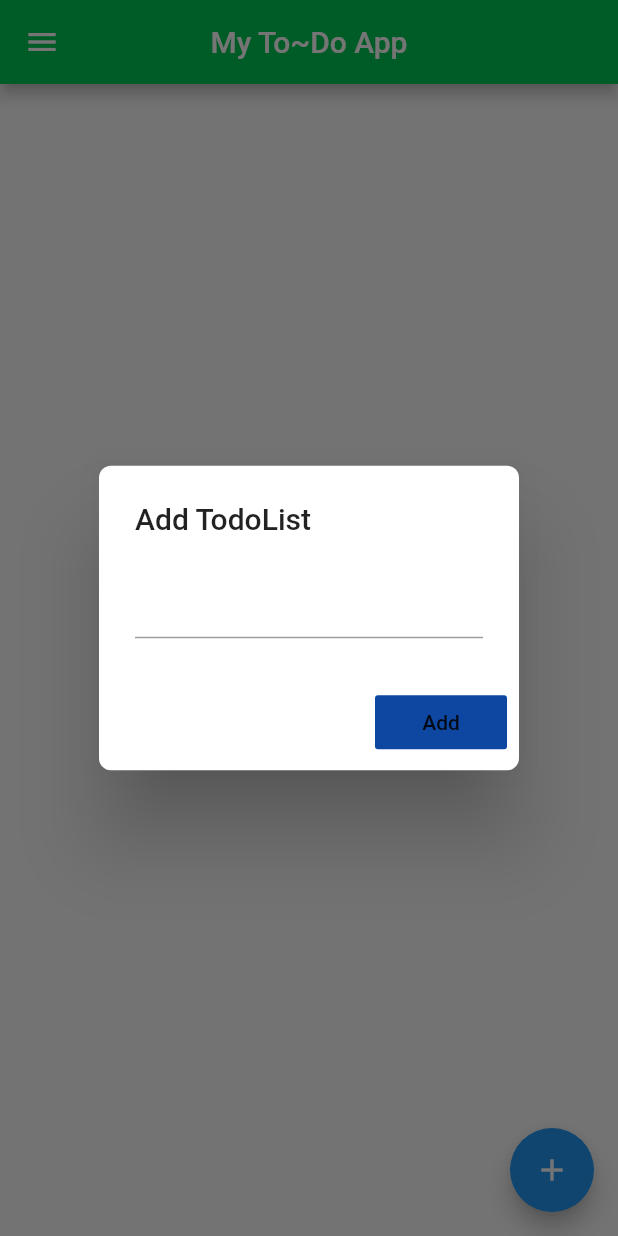
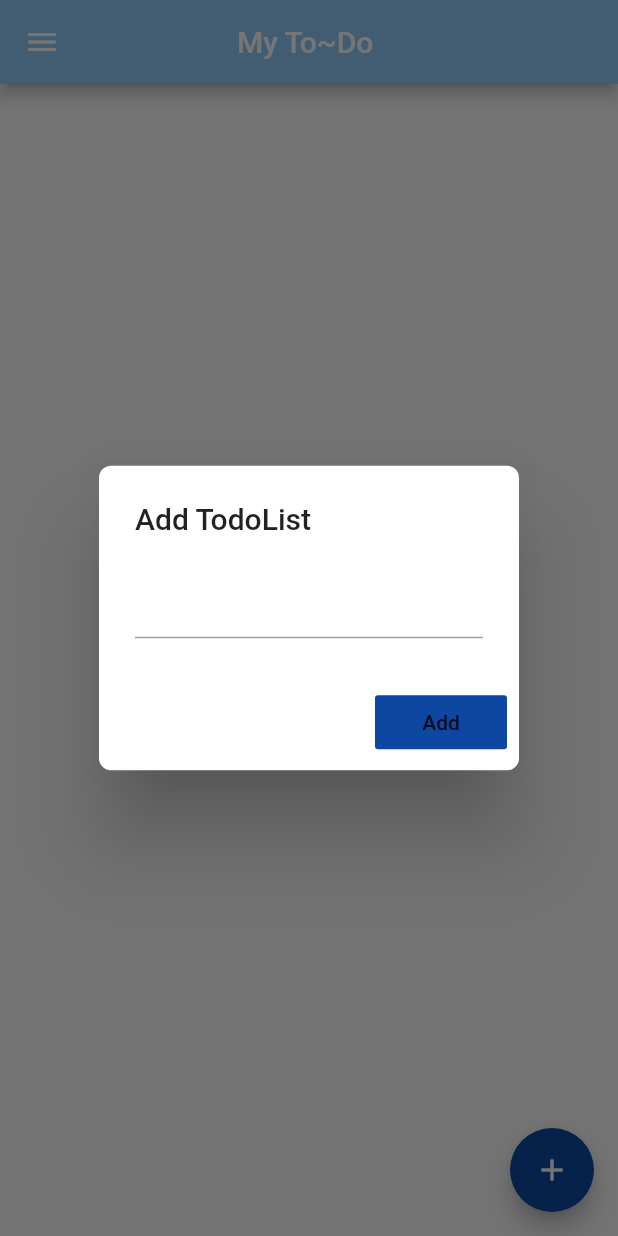
Before and after one commit to Sithija97/MERN--To-Do, a Flutter app: the Dash screen opened directly, after a tap on the "add" icon, on a phone screen of 412 x 824 dp. Run offline on Flutter 3.47's test engine with Material 2 defaults, Android fonts, the light colour scheme and no system bars; our stand-ins replace cloud_firestore; missing offline and left inert: flutter_progress_button; accounts and stored records are empty.

Commit message:
modified UI

```diff
--- a/lib/Dash.dart
+++ b/lib/Dash.dart
@@ -32,12 +32,14 @@ class _HomeState extends State<Dash> {
   Widget build(BuildContext context) {
     return Scaffold(
       appBar: AppBar(
-        leading: IconButton(icon: Icon(Icons.menu), onPressed: () {}),//drawerIcon
-        title: Text('My To~Do App'),
+        leading:
+            IconButton(icon: Icon(Icons.menu), onPressed: () {}), //drawerIcon
+        title: Text('My To~Do '),
         centerTitle: true,
-        backgroundColor: Colors.greenAccent[700],
+        backgroundColor: Colors.blue[200],
       ),
       floatingActionButton: FloatingActionButton(
+        backgroundColor: Colors.blue[900],
         onPressed: () {
           showDialog(
             context: context,
@@ -56,7 +58,7 @@ class _HomeState extends State<Dash> {
                         createToDos();
                         Navigator.of(context).pop();
                       },
-                      child: Text("Add"))
+                      child: Text("Add")),
                 ],
               );
             },
@@ -67,7 +69,7 @@ class _HomeState extends State<Dash> {
       body: StreamBuilder(
           stream: Firestore.instance.collection("MyTodos").snapshots(),
           builder: (context, snapshots) {
-            if(snapshots.data != null){
+            if (snapshots.data != null) {
               return ListView.builder(
                   shrinkWrap: true,
                   itemCount: snapshots.data.documents.length,
@@ -95,8 +97,7 @@ class _HomeState extends State<Dash> {
                           ),
                         ));
                   });
-            }
-            else{
+            } else {
               return Text("Loading..");
             }
           }),
--- a/lib/Home.dart
+++ b/lib/Home.dart
@@ -34,7 +34,7 @@ class _HomeState extends State<Home> {
       appBar: AppBar(
         title: Text('My To~Do App'),
         centerTitle: true,
-        backgroundColor: Colors.greenAccent[700],
+        backgroundColor: Colors.black,
       ),
       floatingActionButton: FloatingActionButton(
         onPressed: () {
--- a/lib/const.dart
+++ b/lib/const.dart
@@ -2,6 +2,6 @@ import 'package:flutter/material.dart';
 
 class AppColors {
   static final Color backgroundColor = Color(0xFF90CAF9);
-  static final Color mainColor = Color(0xFF00E676);
+  static final Color mainColor = Color(0xFF90CAF9);
 }
-//0xFF90CAF9
+//0xFF1565C0
--- a/lib/main.dart
+++ b/lib/main.dart
@@ -23,9 +23,9 @@ class MyApp extends StatelessWidget {
   @override
   Widget build(BuildContext context) {
     return MaterialApp(
-      title: 'My To~Do App',
+      title: 'My To~Do ',
       theme: ThemeData(
-        primarySwatch:Colors.blue,
+//        primarySwatch:Colors.blue,
         //fontFamily: "Ubuntu",
       ),
       home: Welcome()
```
Also changed, not shown: lib/Welcome.dart (+53 -37 lines), assets/images/undraw_add_tasks_mxew.png (added). Lines whose indentation alone changed are shown as unchanged.
